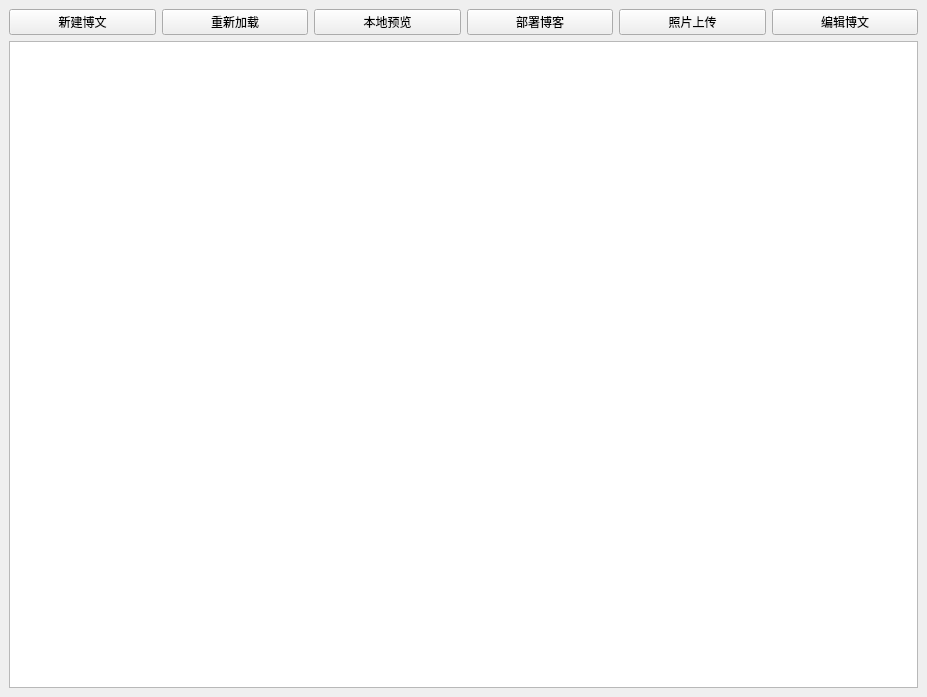
Before: the Qt Designer form ui/source/main_window.ui in panhaoyu/pelican-gui, drawn with Qt 5.
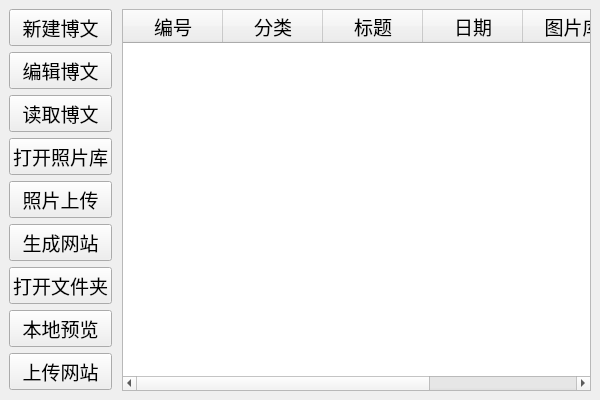
After: the same form once the commit is applied.

What changed in the file:
```diff
--- a/ui/source/main_window.ui
+++ b/ui/source/main_window.ui
@@ -6,8 +6,8 @@
    <rect>
     <x>0</x>
     <y>0</y>
-    <width>927</width>
-    <height>697</height>
+    <width>600</width>
+    <height>400</height>
    </rect>
   </property>
   <property name="sizePolicy">
@@ -16,6 +16,18 @@
     <verstretch>0</verstretch>
    </sizepolicy>
   </property>
+  <property name="minimumSize">
+   <size>
+    <width>600</width>
+    <height>400</height>
+   </size>
+  </property>
+  <property name="font">
+   <font>
+    <family>微软雅黑</family>
+    <pointsize>14</pointsize>
+   </font>
+  </property>
   <property name="windowTitle">
    <string>Pelican博客管理器</string>
   </property>
@@ -28,9 +40,30 @@
    </property>
    <layout class="QHBoxLayout" name="horizontalLayout_3">
     <item>
-     <layout class="QVBoxLayout" name="verticalLayout" stretch="1,20">
+     <layout class="QHBoxLayout" name="horizontalLayout_4" stretch="1,5">
+      <property name="spacing">
+       <number>10</number>
+      </property>
+      <property name="sizeConstraint">
+       <enum>QLayout::SetDefaultConstraint</enum>
+      </property>
       <item>
-       <layout class="QHBoxLayout" name="horizontalLayout_2" stretch="0,0,0,0,0,0">
+       <layout class="QVBoxLayout" name="verticalLayout_2">
+        <property name="spacing">
+         <number>6</number>
+        </property>
+        <property name="sizeConstraint">
+         <enum>QLayout::SetDefaultConstraint</enum>
+        </property>
+        <property name="leftMargin">
+         <number>0</number>
+        </property>
+        <property name="rightMargin">
+         <number>0</number>
+        </property>
+        <property name="bottomMargin">
+         <number>0</number>
+        </property>
         <item>
          <widget class="QPushButton" name="pushButton_4">
           <property name="text">
@@ -38,15 +71,56 @@
           </property>
          </widget>
         </item>
+        <item>
+         <widget class="QPushButton" name="pushButton_5">
+          <property name="text">
+           <string>编辑博文</string>
+          </property>
+         </widget>
+        </item>
         <item>
          <widget class="QPushButton" name="pushButton_6">
           <property name="text">
-           <string>重新加载</string>
+           <string>读取博文</string>
+          </property>
+         </widget>
+        </item>
+        <item>
+         <widget class="QPushButton" name="pushButton_9">
+          <property name="text">
+           <string>打开照片库</string>
+          </property>
+         </widget>
+        </item>
+        <item>
+         <widget class="QPushButton" name="pushButton">
+          <property name="text">
+           <string>照片上传</string>
+          </property>
+         </widget>
+        </item>
+        <item>
+         <widget class="QPushButton" name="pushButton_7">
+          <property name="text">
+           <string>生成网站</string>
+          </property>
+         </widget>
+        </item>
+        <item>
+         <widget class="QPushButton" name="pushButton_8">
+          <property name="text">
+           <string>打开文件夹</string>
           </property>
          </widget>
         </item>
         <item>
          <widget class="QPushButton" name="pushButton_3">
+          <property name="sizePolicy">
+           <sizepolicy hsizetype="Minimum" vsizetype="Fixed">
+            <horstretch>0</horstretch>
+            <verstretch>0</verstretch>
+           </sizepolicy>
+          </property>
           <property name="text">
            <string>本地预览</string>
           </property>
@@ -55,30 +129,123 @@
         <item>
          <widget class="QPushButton" name="pushButton_2">
           <property name="text">
-           <string>部署博客</string>
+           <string>上传网站</string>
           </property>
          </widget>
         </item>
         <item>
-         <widget class="QPushButton" name="pushButton">
-          <property name="text">
-           <string>照片上传</string>
+         <spacer name="verticalSpacer">
+          <property name="orientation">
+           <enum>Qt::Vertical</enum>
           </property>
-         </widget>
-        </item>
-        <item>
-         <widget class="QPushButton" name="pushButton_5">
-          <property name="text">
-           <string>编辑博文</string>
+          <property name="sizeHint" stdset="0">
+           <size>
+            <width>20</width>
+            <height>40</height>
+           </size>
           </property>
-         </widget>
+         </spacer>
         </item>
        </layout>
       </item>
       <item>
-       <layout class="QHBoxLayout" name="horizontalLayout" stretch="10">
+       <layout class="QHBoxLayout" name="horizontalLayout" stretch="0">
         <item>
-         <widget class="QTableWidget" name="tableWidget"/>
+         <widget class="QTableWidget" name="tableWidget">
+          <property name="sizeAdjustPolicy">
+           <enum>QAbstractScrollArea::AdjustToContents</enum>
+          </property>
+          <property name="tabKeyNavigation">
+           <bool>true</bool>
+          </property>
+          <property name="showDropIndicator" stdset="0">
+           <bool>false</bool>
+          </property>
+          <property name="dragEnabled">
+           <bool>false</bool>
+          </property>
+          <property name="dragDropOverwriteMode">
+           <bool>false</bool>
+          </property>
+          <property name="alternatingRowColors">
+           <bool>false</bool>
+          </property>
+          <property name="selectionMode">
+           <enum>QAbstractItemView::SingleSelection</enum>
+          </property>
+          <property name="selectionBehavior">
+           <enum>QAbstractItemView::SelectRows</enum>
+          </property>
+          <property name="showGrid">
+           <bool>false</bool>
+          </property>
+          <property name="gridStyle">
+           <enum>Qt::SolidLine</enum>
+          </property>
+          <property name="sortingEnabled">
+           <bool>true</bool>
+          </property>
+          <property name="wordWrap">
+           <bool>false</bool>
+          </property>
+          <property name="rowCount">
+           <number>0</number>
+          </property>
+          <attribute name="horizontalHeaderShowSortIndicator" stdset="0">
+           <bool>true</bool>
+          </attribute>
+          <attribute name="verticalHeaderVisible">
+           <bool>false</bool>
+          </attribute>
+          <column>
+           <property name="text">
+            <string>编号</string>
+           </property>
+           <property name="textAlignment">
+            <set>AlignCenter</set>
+           </property>
+          </column>
+          <column>
+           <property name="text">
+            <string>分类</string>
+           </property>
+           <property name="textAlignment">
+            <set>AlignCenter</set>
+           </property>
+          </column>
+          <column>
+           <property name="text">
+            <string>标题</string>
+           </property>
+           <property name="textAlignment">
+            <set>AlignCenter</set>
+           </property>
+          </column>
+          <column>
+           <property name="text">
+            <string>日期</string>
+           </property>
+           <property name="textAlignment">
+            <set>AlignCenter</set>
+           </property>
+          </column>
+          <column>
+           <property name="text">
+            <string>图片库</string>
+           </property>
+           <property name="textAlignment">
+            <set>AlignCenter</set>
+           </property>
+          </column>
+          <column>
+           <property name="text">
+            <string>状态</string>
+           </property>
+           <property name="textAlignment">
+            <set>AlignCenter</set>
+           </property>
+          </column>
+         </widget>
         </item>
        </layout>
       </item>
```
Left out of the diff: 94 changed lines with no effect on the pictures.
